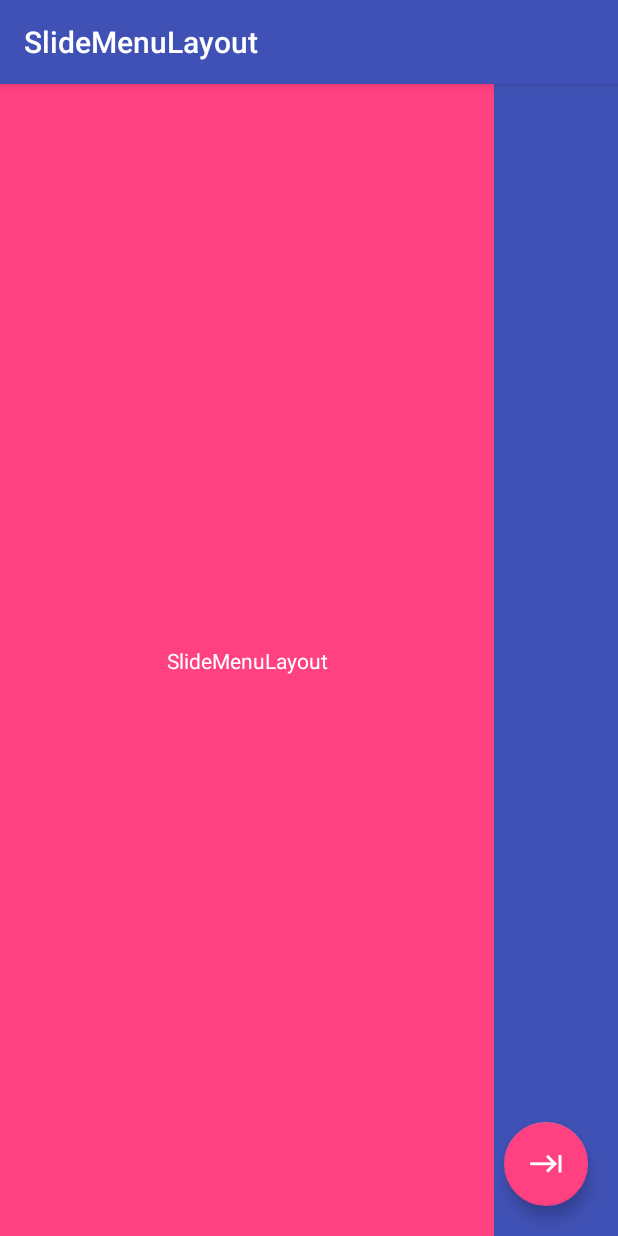
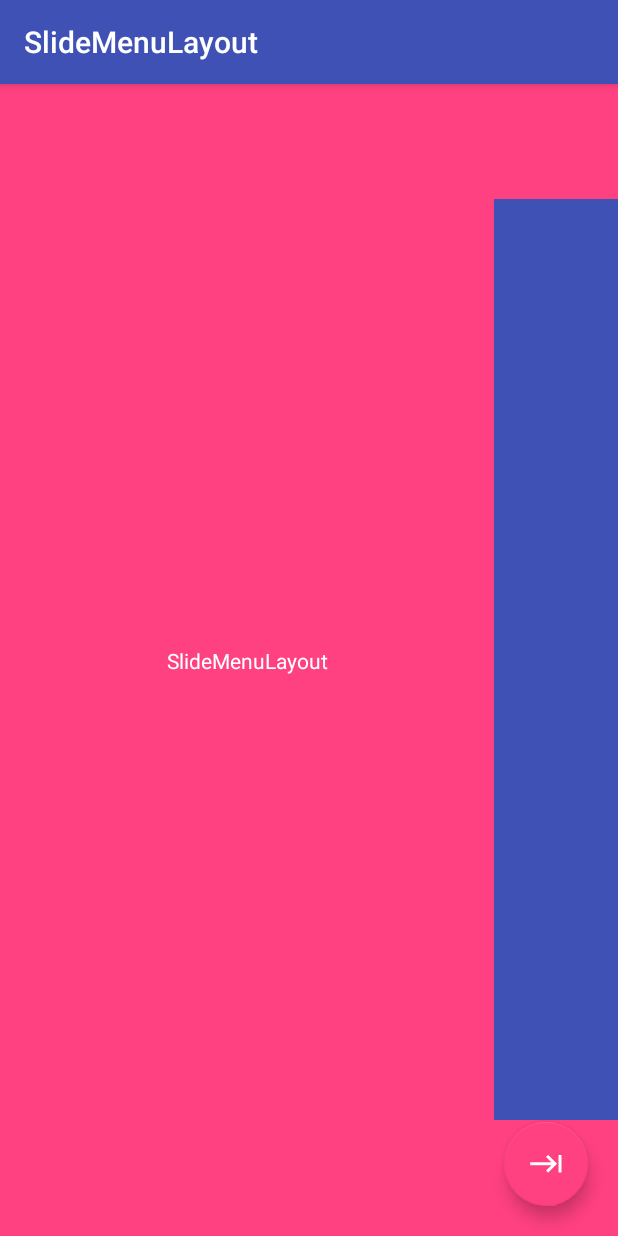
Before and after one commit to Kongdy/SlideMenuLayout, an Android app: the screen it shows after launch (MainActivity), after a tap on an icon or button, on a phone screen of 412 x 824 dp. Run offline under Robolectric (Android 15) with nearby library versions, the phone set to English and light mode, and no system bars.

Commit message:
add scale mode

```diff
--- a/app/src/main/res/layout/activity_main.xml
+++ b/app/src/main/res/layout/activity_main.xml
@@ -10,8 +10,10 @@
         android:id="@+id/sml_menu"
         android:layout_width="match_parent"
         android:layout_height="match_parent"
+        android:background="@color/colorAccent"
         app:sml_content_id="@id/cl_content"
-        app:sml_menu_id="@id/cl_slide_menu">
+        app:sml_menu_id="@id/cl_slide_menu"
+        app:sml_scale_mode="true">
 
         <android.support.constraint.ConstraintLayout
             android:id="@+id/cl_content"
--- a/slidemenulib/src/main/java/com/kongdy/slidemenulib/SlideMenuLayout.java
+++ b/slidemenulib/src/main/java/com/kongdy/slidemenulib/SlideMenuLayout.java
@@ -20,8 +20,9 @@ import android.view.ViewParent;
  **/
 public class SlideMenuLayout extends ViewGroup {
 
-    private final static long DEFAULT_ANIMATION_TIME = 300L;
+    private final static long DEFAULT_ANIMATION_TIME = 249;
     private final static float MAX_DRAG_FACTOR = 4f / 5f;
+    private final static float DEFAULT_SCALE_RATE = 1f / 5f;
     /**
      * is playing animation
      */
@@ -42,7 +43,9 @@ public class SlideMenuLayout extends ViewGroup {
      * is on drag
      */
     private final static int VIEW_MODE_DRAG = 0x05;
-
+    /**
+     * is idle mode
+     */
     private final static int VIEW_MODE_IDLE = 0x06;
 
 
@@ -58,6 +61,7 @@ public class SlideMenuLayout extends ViewGroup {
     private float preTouchX = 0;
     private float preTouchY = 0;
     private float slideMenuParallaxOffset = 0.5f;
+    private boolean haveScaleMode = false;
 
     public SlideMenuLayout(Context context) {
         this(context, null);
@@ -74,7 +78,7 @@ public class SlideMenuLayout extends ViewGroup {
     }
 
     private void initComponent() {
-
+        // nothing to do
     }
 
     @Override
@@ -99,8 +103,10 @@ public class SlideMenuLayout extends ViewGroup {
                 contentViewId = ta.getResourceId(index, View.NO_ID);
             } else if (index == R.styleable.SlideMenuLayout_sml_menu_id) {
                 slideMenuId = ta.getResourceId(index, View.NO_ID);
-            } else if(index == R.styleable.SlideMenuLayout_sml_parallax_offset){
-                slideMenuParallaxOffset = ta.getFloat(index,0.5f);
+            } else if (index == R.styleable.SlideMenuLayout_sml_parallax_offset) {
+                slideMenuParallaxOffset = ta.getFloat(index, 0.5f);
+            } else if (index == R.styleable.SlideMenuLayout_sml_scale_mode) {
+                haveScaleMode = ta.getBoolean(index, false);
             }
         }
 
@@ -206,8 +212,14 @@ public class SlideMenuLayout extends ViewGroup {
         final int parentMeasureHeight = MeasureSpec.getSize(heightMeasureSpec);
 
         if (contentView != null) {
+            int childHeight;
+            if (haveScaleMode) {
+                childHeight = (int) ((1 - slideOffset * DEFAULT_SCALE_RATE) * parentMeasureHeight);
+            } else {
+                childHeight = parentMeasureHeight;
+            }
             contentView.measure(MeasureSpec.makeMeasureSpec(parentMeasureWidth, MeasureSpec.EXACTLY
-            ), MeasureSpec.makeMeasureSpec(parentMeasureHeight, MeasureSpec.EXACTLY));
+            ), MeasureSpec.makeMeasureSpec(childHeight, MeasureSpec.EXACTLY));
         }
         if (slideMenuView != null) {
             slideMenuView.measure(MeasureSpec.makeMeasureSpec((int) (parentMeasureWidth * MAX_DRAG_FACTOR), MeasureSpec.EXACTLY),
@@ -272,13 +284,16 @@ public class SlideMenuLayout extends ViewGroup {
         if (contentView != null) {
             final int contentLeft = (int) (l + slideOffset * MAX_DRAG_FACTOR * (r - l));
             final int contentRight = contentLeft + contentView.getMeasuredWidth();
-            contentView.layout(contentLeft, t, contentRight, b);
+            int contentHeight = contentView.getMeasuredHeight();
+            final int contentTop = t + (b - t - contentHeight) / 2;
+            final int contentBottom = contentTop + contentHeight;
+            contentView.layout(contentLeft, contentTop, contentRight, contentBottom);
         }
         if (slideMenuView != null) {
             final int slideMenuWidth = slideMenuView.getMeasuredWidth();
             final int slideMenuHeight = slideMenuView.getMeasuredHeight();
             // 视觉滚动差效果
-            final int menuLeft = (int) (l - (1-slideOffset) * MAX_DRAG_FACTOR * (r - l)*slideMenuParallaxOffset);
+            final int menuLeft = (int) (l - (1 - slideOffset) * MAX_DRAG_FACTOR * (r - l) * slideMenuParallaxOffset);
             final int menuRight = menuLeft + slideMenuWidth;
             slideMenuView.layout(menuLeft, t, menuRight, t + slideMenuHeight);
         }
--- a/slidemenulib/src/main/res/values/attrs.xml
+++ b/slidemenulib/src/main/res/values/attrs.xml
@@ -5,5 +5,7 @@
         <attr name="sml_menu_id" format="reference"/>
         <!-- 视觉滚动差参数因子 -->
         <attr name="sml_parallax_offset" format="float"/>
+        <!-- 是否带有缩放效果 -->
+        <attr name="sml_scale_mode" format="boolean"/>
     </declare-styleable>
 </resources>
```
